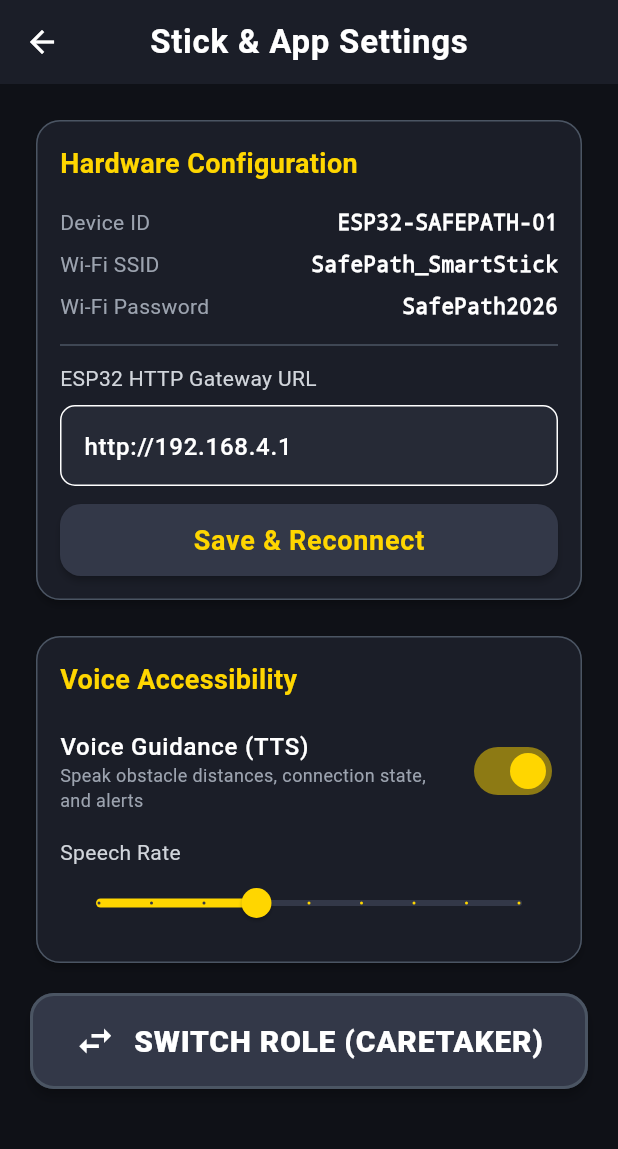
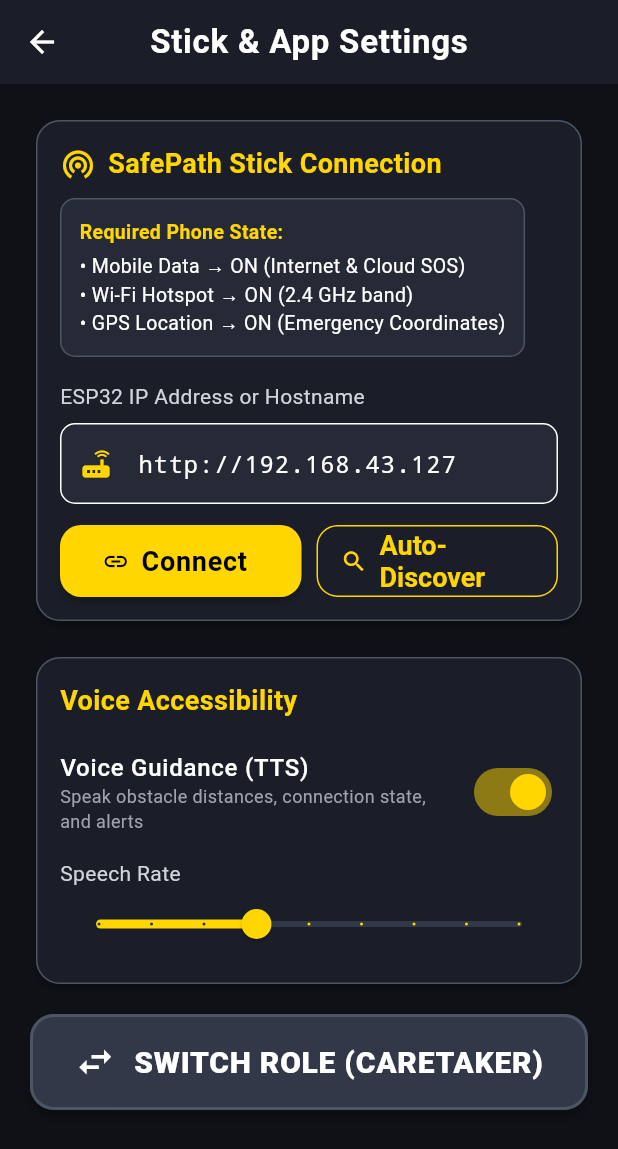
Before and after one commit to biswalanish2005-ops/Smart_Blind_Stick, a Flutter app: the BlindUserSettingsScreen screen opened directly, on a phone screen of 412 x 824 dp. Shown: the top 1149 px of the screen. Run offline on Flutter 3.47's test engine with Material 3 defaults, Android fonts, the phone set to English and light mode, and no system bars; our stand-ins replace cloud_firestore, firebase_auth, firebase_core, flutter_local_notifications, flutter_map, flutter_tts and 3 more; accounts and stored records are empty.

Commit message:
feat(networking): implement Phone Hotspot WIFI_STA architecture for ESP32 and Flutter

```diff
--- a/lib/core/constants/api_constants.dart
+++ b/lib/core/constants/api_constants.dart
@@ -3,10 +3,10 @@
 class ApiConstants {
   ApiConstants._();
 
-  // ESP32 Wi-Fi SoftAP Configuration
-  static const String defaultSsid = 'SafePath_SmartStick';
-  static const String defaultPassword = 'SafePath2026';
-  static const String defaultBaseUrl = 'http://192.168.4.1';
+  // ESP32 Phone Hotspot (WIFI_STA) Configuration
+  static const String defaultHotspotSsid = 'SafePath_Hotspot';
+  static const String defaultMdnsHost = 'http://safepath-stick.local';
+  static const String defaultBaseUrl = 'http://192.168.43.127';
   static const String defaultDeviceId = 'ESP32-SAFEPATH-01';
 
   // HTTP Endpoints (firmware contract)
--- a/lib/features/blind_user/settings/blind_user_settings_screen.dart
+++ b/lib/features/blind_user/settings/blind_user_settings_screen.dart
@@ -1,6 +1,5 @@
 import 'package:flutter/material.dart';
 import 'package:provider/provider.dart';
-import '../../../core/constants/api_constants.dart';
 import '../../../core/constants/app_colors.dart';
 import '../../../models/user_role.dart';
 import '../../../providers/blind_user_provider.dart';
@@ -47,7 +46,7 @@ class _BlindUserSettingsScreenState extends State<BlindUserSettingsScreen> {
         child: ListView(
           padding: const EdgeInsets.all(20.0),
           children: [
-            // Stick Hardware Info
+            // SafePath Stick Connection (Phone Hotspot Mode)
             Card(
               color: AppColors.surface,
               shape: RoundedRectangleBorder(
@@ -59,53 +58,135 @@ class _BlindUserSettingsScreenState extends State<BlindUserSettingsScreen> {
                 child: Column(
                   crossAxisAlignment: CrossAxisAlignment.start,
                   children: [
-                    const Text(
-                      'Hardware Configuration',
+                    const Row(
+                      children: [
+                        Icon(Icons.wifi_tethering, color: AppColors.highVisYellow, size: 24),
+                        SizedBox(width: 8),
+                        Text(
+                          'SafePath Stick Connection',
                           style: TextStyle(
                             fontSize: 18,
                             fontWeight: FontWeight.bold,
                             color: AppColors.highVisYellow,
                           ),
                         ),
-                    const SizedBox(height: 12),
-                    _infoRow('Device ID', ApiConstants.defaultDeviceId),
-                    _infoRow('Wi-Fi SSID', ApiConstants.defaultSsid),
-                    _infoRow('Wi-Fi Password', ApiConstants.defaultPassword),
-                    const Divider(color: AppColors.borderLight, height: 24),
+                      ],
+                    ),
+                    const SizedBox(height: 10),
+                    Container(
+                      padding: const EdgeInsets.all(12),
+                      decoration: BoxDecoration(
+                        color: AppColors.surfaceElevated,
+                        borderRadius: BorderRadius.circular(10),
+                        border: Border.all(color: AppColors.borderLight),
+                      ),
+                      child: const Column(
+                        crossAxisAlignment: CrossAxisAlignment.start,
+                        children: [
+                          Text(
+                            'Required Phone State:',
+                            style: TextStyle(
+                              color: AppColors.highVisYellow,
+                              fontSize: 13,
+                              fontWeight: FontWeight.bold,
+                            ),
+                          ),
+                          SizedBox(height: 4),
+                          Text('• Mobile Data → ON (Internet & Cloud SOS)',
+                              style: TextStyle(color: Colors.white, fontSize: 13)),
+                          Text('• Wi-Fi Hotspot → ON (2.4 GHz band)',
+                              style: TextStyle(color: Colors.white, fontSize: 13)),
+                          Text('• GPS Location → ON (Emergency Coordinates)',
+                              style: TextStyle(color: Colors.white, fontSize: 13)),
+                        ],
+                      ),
+                    ),
+                    const SizedBox(height: 16),
                     const Text(
-                      'ESP32 HTTP Gateway URL',
+                      'ESP32 IP Address or Hostname',
                       style: TextStyle(fontSize: 14, color: AppColors.textSecondary),
                     ),
                     const SizedBox(height: 8),
                     TextField(
                       controller: _urlController,
-                      style: const TextStyle(color: Colors.white, fontSize: 16),
+                      style: const TextStyle(
+                        color: Colors.white,
+                        fontSize: 16,
+                        fontFamily: 'monospace',
+                      ),
                       decoration: InputDecoration(
+                        hintText: 'e.g. 192.168.43.127 or safepath-stick.local',
+                        hintStyle: const TextStyle(color: AppColors.textMuted),
                         filled: true,
                         fillColor: AppColors.surfaceElevated,
+                        prefixIcon: const Icon(Icons.router, color: AppColors.highVisYellow),
                         border: OutlineInputBorder(
                           borderRadius: BorderRadius.circular(10),
                           borderSide: const BorderSide(color: AppColors.borderLight),
                         ),
                       ),
                     ),
-                    const SizedBox(height: 12),
-                    ElevatedButton(
+                    const SizedBox(height: 14),
+                    Row(
+                      children: [
+                        Expanded(
+                          child: ElevatedButton.icon(
                             style: ElevatedButton.styleFrom(
-                        minimumSize: const Size(double.infinity, 48),
-                        backgroundColor: AppColors.surfaceBright,
-                        foregroundColor: AppColors.highVisYellow,
+                              minimumSize: const Size(0, 48),
+                              backgroundColor: AppColors.highVisYellow,
+                              foregroundColor: Colors.black,
                             ),
+                            icon: const Icon(Icons.link),
+                            label: const Text('Connect'),
                             onPressed: () async {
-                        await settings.setEsp32BaseUrl(_urlController.text);
-                        blindProvider.startHardwareConnection();
+                              final input = _urlController.text.trim();
+                              if (input.isEmpty) return;
+                              await settings.setEsp32BaseUrl(input);
+                              await blindProvider.updateEsp32Url(input);
                               if (context.mounted) {
                                 ScaffoldMessenger.of(context).showSnackBar(
-                            const SnackBar(content: Text('Stick URL updated.')),
+                                  SnackBar(content: Text('Connected to ESP32 at $input')),
                                 );
                               }
                             },
-                      child: const Text('Save & Reconnect'),
+                          ),
+                        ),
+                        const SizedBox(width: 10),
+                        Expanded(
+                          child: OutlinedButton.icon(
+                            style: OutlinedButton.styleFrom(
+                              minimumSize: const Size(0, 48),
+                              foregroundColor: AppColors.highVisYellow,
+                              side: const BorderSide(color: AppColors.highVisYellow),
+                            ),
+                            icon: const Icon(Icons.search),
+                            label: const Text('Auto-Discover'),
+                            onPressed: () async {
+                              ScaffoldMessenger.of(context).showSnackBar(
+                                const SnackBar(content: Text('Probing hotspot for ESP32...')),
+                              );
+                              final discovered = await blindProvider.discoverEsp32();
+                              if (discovered != null) {
+                                _urlController.text = discovered;
+                                await settings.setEsp32BaseUrl(discovered);
+                                if (context.mounted) {
+                                  ScaffoldMessenger.of(context).showSnackBar(
+                                    SnackBar(content: Text('Found SafePath stick at $discovered!')),
+                                  );
+                                }
+                              } else {
+                                if (context.mounted) {
+                                  ScaffoldMessenger.of(context).showSnackBar(
+                                    const SnackBar(
+                                      content: Text('Not found automatically. Check hotspot IP manually.'),
+                                    ),
+                                  );
+                                }
+                              }
+                            },
+                          ),
+                        ),
+                      ],
                     ),
                   ],
                 ),
@@ -227,26 +308,6 @@ class _BlindUserSettingsScreenState extends State<BlindUserSettingsScreen> {
     );
   }
 
-  Widget _infoRow(String label, String value) {
-    return Padding(
-      padding: const EdgeInsets.symmetric(vertical: 4.0),
-      child: Row(
-        mainAxisAlignment: MainAxisAlignment.spaceBetween,
-        children: [
-          Text(label, style: const TextStyle(color: AppColors.textMuted)),
-          Text(
-            value,
-            style: const TextStyle(
-              fontWeight: FontWeight.bold,
-              color: AppColors.textPrimary,
-              fontFamily: 'monospace',
-            ),
-          ),
-        ],
-      ),
-    );
-  }
-
   Widget _healthRow(String label, bool isOk) {
     return Padding(
       padding: const EdgeInsets.symmetric(vertical: 4.0),
```
Also changed, not shown: lib/providers/blind_user_provider.dart (+20 -0 lines), lib/services/esp32_service.dart (+53 -3 lines), 2 other files. Lines whose indentation alone changed are shown as unchanged.
